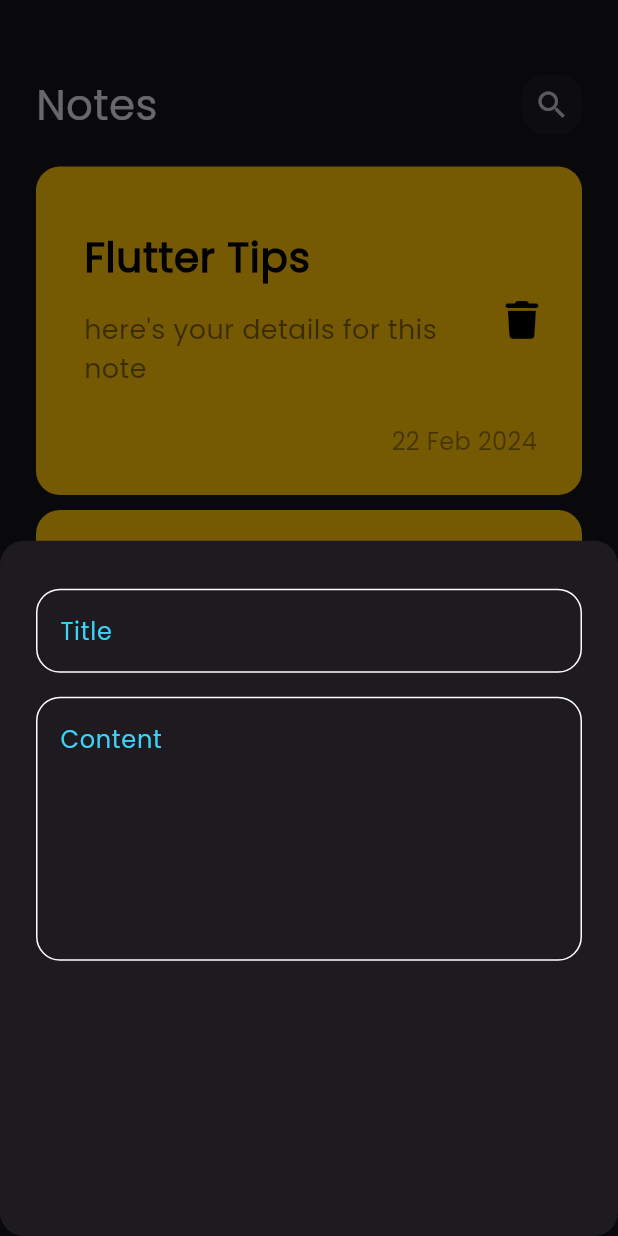
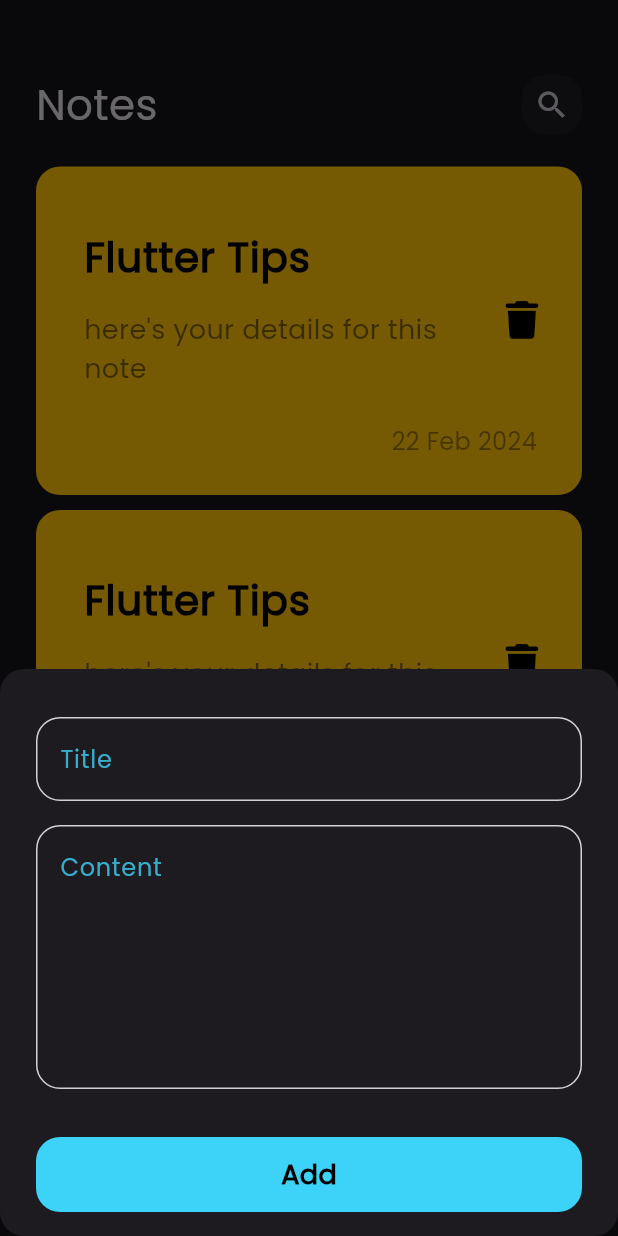
Before and after one commit to AhmedSaied22/notes_app, a Flutter app: the screen it shows after launch, after a tap on the "note add" icon, on a phone screen of 412 x 824 dp. Run offline on Flutter 3.47's test engine with Material 3 defaults, Android fonts, the phone set to English and light mode, and no system bars; our stand-ins replace font_awesome_flutter.

Commit message:
finish note buttom sheet

```diff
--- a/lib/constants.dart
+++ b/lib/constants.dart
@@ -1,3 +1,4 @@
 import 'dart:ui';
 
 const kPrimaryColor = Color.fromARGB(255, 61, 210, 247);
+const kSecondaryColor = Color.fromARGB(255, 11, 123, 151);
--- a/lib/views/notes_views.dart
+++ b/lib/views/notes_views.dart
@@ -1,4 +1,5 @@
 import 'package:flutter/material.dart';
+import 'package:note_app/constants.dart';
 import 'package:note_app/widgets/add_note_bottom_sheet.dart';
 import 'package:note_app/widgets/note_view_body.dart';
 
@@ -9,6 +10,7 @@ class NotesViews extends StatelessWidget {
   Widget build(BuildContext context) {
     return Scaffold(
       floatingActionButton: FloatingActionButton(
+        backgroundColor: kSecondaryColor,
         shape: const CircleBorder(),
         onPressed: () {
           showModalBottomSheet(
--- a/lib/widgets/add_note_bottom_sheet.dart
+++ b/lib/widgets/add_note_bottom_sheet.dart
@@ -1,4 +1,5 @@
 import 'package:flutter/material.dart';
+import 'package:note_app/widgets/custom_button.dart';
 import 'package:note_app/widgets/custom_textfield.dart';
 
 class AddNoteBottomSheet extends StatelessWidget {
@@ -6,7 +7,10 @@ class AddNoteBottomSheet extends StatelessWidget {
 
   @override
   Widget build(BuildContext context) {
-    return const Column(
+    return const Padding(
+      padding: EdgeInsets.symmetric(horizontal: 24.0),
+      child: SingleChildScrollView(
+        child: Column(
           children: [
             SizedBox(
               height: 32,
@@ -21,7 +25,18 @@ class AddNoteBottomSheet extends StatelessWidget {
               hintText: 'Content',
               maxLines: 6,
             ),
+            SizedBox(
+              height: 32,
+            ),
+            CustomButton(
+              buttonName: 'Add',
+            ),
+            SizedBox(
+              height: 16,
+            ),
           ],
+        ),
+      ),
     );
   }
 }
--- /dev/null
+++ b/lib/widgets/custom_button.dart
@@ -0,0 +1,23 @@
+import 'package:flutter/material.dart';
+import 'package:note_app/constants.dart';
+
+class CustomButton extends StatelessWidget {
+  const CustomButton({super.key, required this.buttonName});
+  final String buttonName;
+  @override
+  Widget build(BuildContext context) {
+    return Container(
+      decoration: BoxDecoration(
+          color: kPrimaryColor, borderRadius: BorderRadius.circular(16)),
+      width: MediaQuery.of(context).size.width,
+      height: 50,
+      child: Center(
+        child: Text(
+          buttonName,
+          style: const TextStyle(
+              color: Colors.black, fontSize: 18, fontWeight: FontWeight.bold),
+        ),
+      ),
+    );
+  }
+}
--- a/lib/widgets/custom_textfield.dart
+++ b/lib/widgets/custom_textfield.dart
@@ -7,17 +7,14 @@ class CustomTextField extends StatelessWidget {
   final int maxLines;
   @override
   Widget build(BuildContext context) {
-    return Padding(
-      padding: const EdgeInsets.symmetric(horizontal: 24.0),
-      child: TextField(
+    return TextField(
       cursorColor: kPrimaryColor,
       maxLines: maxLines,
       decoration: InputDecoration(
         hintText: hintText,
-          hintStyle: const TextStyle(color: kPrimaryColor),
+        hintStyle: TextStyle(color: kPrimaryColor.withOpacity(0.8)),
         enabledBorder: buildBorder(),
         focusedBorder: buildBorder(kPrimaryColor),
-        ),
       ),
     );
   }
@@ -25,7 +22,7 @@ class CustomTextField extends StatelessWidget {
   OutlineInputBorder buildBorder([color]) {
     return OutlineInputBorder(
       borderRadius: BorderRadius.circular(16),
-      borderSide: BorderSide(color: color ?? Colors.white),
+      borderSide: BorderSide(color: color ?? Colors.white.withOpacity(0.8)),
     );
   }
 }
```
Lines whose indentation alone changed are shown as unchanged.
